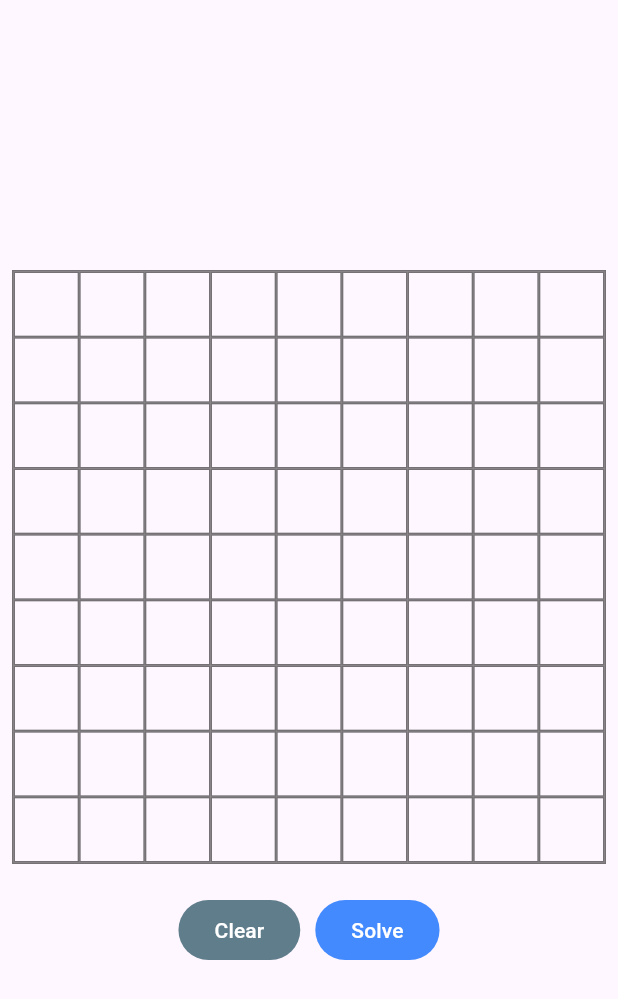
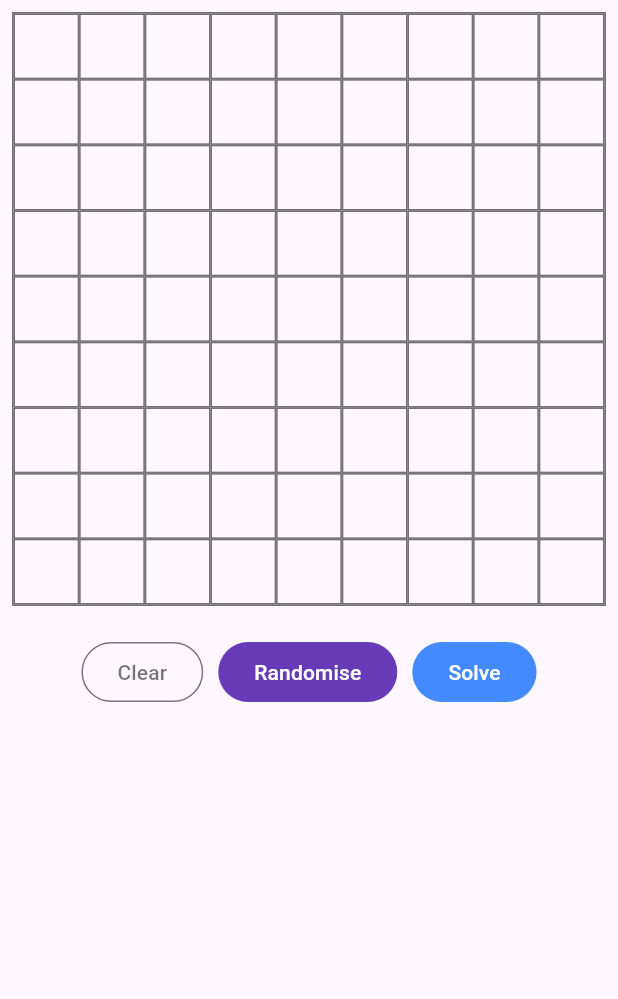
Before and after one commit to hmai2139/rapidmap-test, a Flutter app: the screen it shows after launch, after a tap on "Clear", on a phone screen of 412 x 824 dp. Shown: the top 999 px of the screen. Run offline on Flutter 3.47's test engine with Material 3 defaults, Android fonts, the phone set to English and light mode, and no system bars.

Commit message:
Added empty puzzle and colour array method. Fixed bugs.

```diff
--- a/lib/sudoku/generator.dart
+++ b/lib/sudoku/generator.dart
@@ -1,7 +1,8 @@
 import 'dart:math';
+import 'package:flutter/material.dart';
 
-/// Generate random sudoku puzzles for testing.
-/// Credit: ChatGPT.
+/// Methods to generate sudoku puzzles for testing.
+/// The random generator methods are credited to ChatGPT.
 
 void main() {
   List<List<List<int>>> puzzles = generateSudokuPuzzles(50);
@@ -115,7 +116,15 @@ bool fillRemaining(List<List<int>> sudoku, int i, int j) {
 /// Creates an unsolved puzzle by setting cells to zero.
 void removeDigits(List<List<int>> sudoku) {
   Random random = Random();
-  int count = 40;
+
+  /// Removes at least 40, configurable;
+  int minRemove = 40;
+
+  /// Minimum clues # is 17, so can remove (81 - 17 = 64) at most.
+  int maxRemove = 64;
+
+  int count = random.nextInt(maxRemove - minRemove) + minRemove;
+
   while (count != 0) {
     int cellId = random.nextInt(81);
     int i = cellId ~/ 9;
@@ -134,3 +143,10 @@ void printSudoku(List<List<int>> sudoku) {
     print(row);
   }
 }
+
+/// Generates an empty 9x9 Sudoku puzzle.
+List<List<int>> generateEmptySudoku() =>
+    List.generate(9, (_) => List.generate(9, (_) => 0));
+
+List<List<Color>> generateColours() =>
+    List.generate(9, (_) => List.generate(9, (_) => Colors.black));
--- a/lib/sudoku/sudoku.dart
+++ b/lib/sudoku/sudoku.dart
@@ -1,4 +1,5 @@
 import 'package:flutter/material.dart';
+import 'package:rapidmap_test/sudoku/generator.dart' as generator;
 
 /// A 9x9 Sudoku game for RapidMap Developer Test Q2.
 /// User can input their own puzzles.
@@ -14,21 +15,21 @@ class _SudokuState extends State<Sudoku> {
   /// Assume all puzzles are NxN.
   int N = 9;
 
-  /// The initial puzzle.
-  final List<List<int>> _puzzle = [
-    [0, 0, 0, 0, 0, 0, 0, 0, 0],
-    [0, 0, 0, 0, 0, 0, 0, 0, 0],
-    [0, 0, 0, 0, 0, 0, 0, 0, 0],
-    [0, 0, 0, 0, 0, 0, 0, 0, 0],
-    [0, 0, 0, 0, 0, 0, 0, 0, 0],
-    [0, 0, 0, 0, 0, 0, 0, 0, 0],
-    [0, 0, 0, 0, 0, 0, 0, 0, 0],
-    [0, 0, 0, 0, 0, 0, 0, 0, 0],
-    [0, 0, 0, 0, 0, 0, 0, 0, 0],
-  ];
+  List<List<int>> _puzzle = generator.generateEmptySudoku();
 
-  /// Whether a puzzle is being solved;
-  bool isSolving = false;
+  /// Colour array to differentiate numbers from input and solution.
+  List<List<Color>> _colours = generator.generateColours();
+
+  void _generate() {
+    setState(() {
+      _puzzle = generator.generateSudoku();
+    });
+  }
+
+  void _initialise() {
+    _puzzle = generator.generateEmptySudoku();
+    _colours = generator.generateColours();
+  }
 
   @override
   Widget build(BuildContext context) {
@@ -36,7 +37,6 @@ class _SudokuState extends State<Sudoku> {
       child: Padding(
         padding: const EdgeInsets.all(8.0),
         child: Column(
-          mainAxisAlignment: MainAxisAlignment.center,
           crossAxisAlignment: CrossAxisAlignment.center,
           children: <Widget>[
             /// Game board.
@@ -44,7 +44,8 @@ class _SudokuState extends State<Sudoku> {
               aspectRatio: 1.0,
               child: Container(
                 decoration: BoxDecoration(
-                    border: Border.all(color: Colors.black54, width: 1)),
+                  border: Border.all(color: Colors.black54, width: 1),
+                ),
                 child: GridView.builder(
                   gridDelegate: SliverGridDelegateWithFixedCrossAxisCount(
                       crossAxisCount: N, childAspectRatio: 1),
@@ -54,21 +55,33 @@ class _SudokuState extends State<Sudoku> {
               ),
             ),
             const SizedBox(height: 20),
+
             /// Button rows.
             Row(
               mainAxisAlignment: MainAxisAlignment.center,
               children: [
-                FilledButton(
-                  style: FilledButton.styleFrom(backgroundColor: Colors.blueGrey),
-                  onPressed: () {},
+                OutlinedButton(
+                  style:
+                      FilledButton.styleFrom(foregroundColor: Colors.black54),
+                  onPressed: () => setState(() {
+                    _initialise();
+                  }),
                   child: const Text('Clear'),
                 ),
                 const SizedBox(width: 10),
                 FilledButton(
-                  style: FilledButton.styleFrom(backgroundColor: Colors.blueAccent),
+                  style: FilledButton.styleFrom(
+                      backgroundColor: Colors.deepPurple),
+                  onPressed: _generate,
+                  child: const Text('Randomise'),
+                ),
+                const SizedBox(width: 10),
+                FilledButton(
+                  style: FilledButton.styleFrom(
+                      backgroundColor: Colors.blueAccent),
                   onPressed: () {},
                   child: const Text('Solve'),
-                )
+                ),
               ],
             ),
           ],
@@ -101,7 +114,7 @@ class _SudokuState extends State<Sudoku> {
             style: TextStyle(
               fontSize: 20,
               fontWeight: FontWeight.w500,
-              color: isSolving ? Colors.blueAccent : Colors.black,
+              color: _colours[x][y],
             ),
           ),
         ),
@@ -112,15 +125,17 @@ class _SudokuState extends State<Sudoku> {
   /// Shows a number picker of 1 to 9.
   /// Sets the number of the (x, y) tile to the picked number.
   void _tileOnTap(int x, int y) {
-    showDialog(
-      barrierDismissible: true,
+    showModalBottomSheet(
       context: context,
-      builder: (context) => AlertDialog(
-        content: SizedBox(
-          width: MediaQuery.of(context).size.width * .7,
-          height: MediaQuery.of(context).size.width * .7,
+      builder: (context) => Padding(
+        padding: const EdgeInsets.all(8.0),
+        child: Container(
+          decoration: BoxDecoration(
+            border: Border.all(color: Colors.black54, width: 1),
+          ),
           child: GridView.count(
             crossAxisCount: 3,
+            childAspectRatio: 2,
             children: [for (var i = 1; i < 10; i++) i]
                 .map(
                   (val) => OutlinedButton(
```
Also changed, not shown: lib/sudoku/solver.dart (added).
